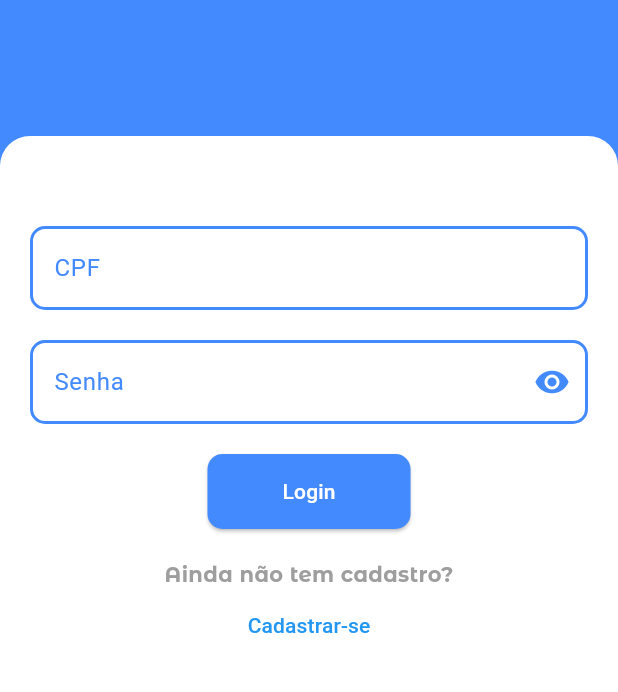
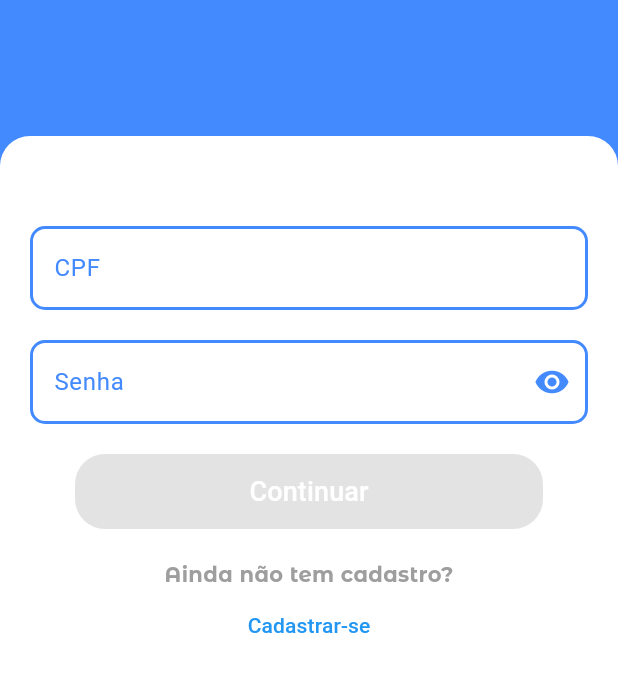
Before and after one commit to DoidoRK/FloodWatchApp, a Flutter app: the screen it shows after launch, on a phone screen of 412 x 824 dp, the part 239-931 px from its top. Run offline on Flutter 3.47's test engine with Material 3 defaults, Android fonts, the phone set to English and light mode, and no system bars; our stand-ins replace get; Roboto replaces fonts that are missing (Raleway); project files that could hold a hidden picture were left out.

Commit message:
Remodelamento Login

```diff
--- a/lib/app/ui/login_page/login_page.dart
+++ b/lib/app/ui/login_page/login_page.dart
@@ -2,6 +2,7 @@ import 'package:flutter/material.dart';
 import 'package:get/get.dart';
 import 'package:flood_watch_app/app/controllers/login_controller.dart';
 import 'package:flood_watch_app/app/theme/app_theme.dart';
+import 'package:flood_watch_app/app/ui/widgets/bottom_button_widget.dart';
 
 class LoginPage extends GetView<LoginController> {
   @override
@@ -21,13 +22,11 @@ class LoginPage extends GetView<LoginController> {
                 children: [
                   // Adiciona o botão de voltar dentro do Container azul
                   Positioned(
-                    top:
-                        40, // Ajuste conforme necessário para a posição do botão
-                    left:
-                        20, // Ajuste conforme necessário para a posição do botão
+                    top: 40,
+                    left: 20,
                     child: IconButton(
                       icon: Icon(Icons.chevron_left, color: Colors.white),
-                      iconSize: 60, // Tamanho do ícone desejado
+                      iconSize: 60,
                       onPressed: () {
                         // Ação do botão de voltar
                       },
@@ -55,10 +54,10 @@ class LoginPage extends GetView<LoginController> {
           ),
           // Container Branco sobreposto
           Positioned(
-            top: 250, // Ajustar conforme necessário
+            top: 250,
             left: 0,
             right: 0,
-            bottom: 0, // Para garantir que ocupe o restante da tela
+            bottom: 0,
             child: Container(
               padding: EdgeInsets.all(20),
               decoration: BoxDecoration(
@@ -86,37 +85,31 @@ class LoginPage extends GetView<LoginController> {
                   }),
                   SizedBox(height: 20),
                   TextField(
-                    onChanged: (value) => loginController.cpf.value = value,
+                    onChanged: (value) => loginController.setCpf(value),
                     decoration: InputDecoration(
                       labelText: 'CPF',
-                      labelStyle: TextStyle(
-                          color: appThemeData
-                              .primaryColor), // Cor do texto do rótulo
+                      labelStyle: TextStyle(color: appThemeData.primaryColor),
                       border: OutlineInputBorder(
                         borderRadius: BorderRadius.circular(10),
                         borderSide: BorderSide(
-                            color: appThemeData.primaryColor,
-                            width: 2), // Cor da borda padrão
+                            color: appThemeData.primaryColor, width: 2),
                       ),
                       focusedBorder: OutlineInputBorder(
                         borderRadius: BorderRadius.circular(10),
                         borderSide: BorderSide(
-                            color: appThemeData.primaryColor,
-                            width: 2), // Cor da borda quando em foco
+                            color: appThemeData.primaryColor, width: 2),
                       ),
                       enabledBorder: OutlineInputBorder(
                         borderRadius: BorderRadius.circular(10),
                         borderSide: BorderSide(
-                            color: appThemeData.primaryColor,
-                            width: 2), // Cor da borda quando habilitado
+                            color: appThemeData.primaryColor, width: 2),
                       ),
                     ),
                   ),
                   SizedBox(height: 20),
                   Obx(() => TextField(
                         obscureText: loginController.obscureText.value,
-                        onChanged: (value) =>
-                            loginController.senha.value = value,
+                        onChanged: (value) => loginController.setSenha(value),
                         decoration: InputDecoration(
                           labelText: 'Senha',
                           labelStyle:
@@ -135,45 +128,26 @@ class LoginPage extends GetView<LoginController> {
                           border: OutlineInputBorder(
                             borderRadius: BorderRadius.circular(10),
                             borderSide: BorderSide(
-                                color: appThemeData.primaryColor,
-                                width: 2), // Cor da borda padrão
+                                color: appThemeData.primaryColor, width: 2),
                           ),
                           focusedBorder: OutlineInputBorder(
                             borderRadius: BorderRadius.circular(10),
                             borderSide: BorderSide(
-                                color: appThemeData.primaryColor,
-                                width: 2), // Cor da borda quando em foco
+                                color: appThemeData.primaryColor, width: 2),
                           ),
                           enabledBorder: OutlineInputBorder(
                             borderRadius: BorderRadius.circular(10),
                             borderSide: BorderSide(
-                                color: appThemeData.primaryColor,
-                                width: 2), // Cor da borda quando habilitado
+                                color: appThemeData.primaryColor, width: 2),
                           ),
                         ),
                       )),
-
                   SizedBox(height: 20),
-                  ElevatedButton(
-                    onPressed: () {
-                      // Chama o método de login do controller
-                      loginController.login();
-                    },
-                    style: ElevatedButton.styleFrom(
-                      backgroundColor: appThemeData.primaryColor,
-                      shape: RoundedRectangleBorder(
-                        borderRadius: BorderRadius.circular(10),
-                      ),
-                      padding:
-                          EdgeInsets.symmetric(vertical: 15, horizontal: 50),
-                    ),
-                    child: Text(
-                      'Login',
-                      style: TextStyle(
-                        color: Colors.white,
-                      ),
-                    ),
-                  ),
+                  Center(
+                      child: BottomButtonWidget(
+                          text: 'Continuar',
+                          onPressed: () => {},
+                          disabled: loginController.isFormInvalid)),
                   SizedBox(height: 20),
                   Text(
                     'Ainda não tem cadastro?',
```
Also changed, not shown: lib/app/controllers/login_controller.dart (+18 -14 lines).
